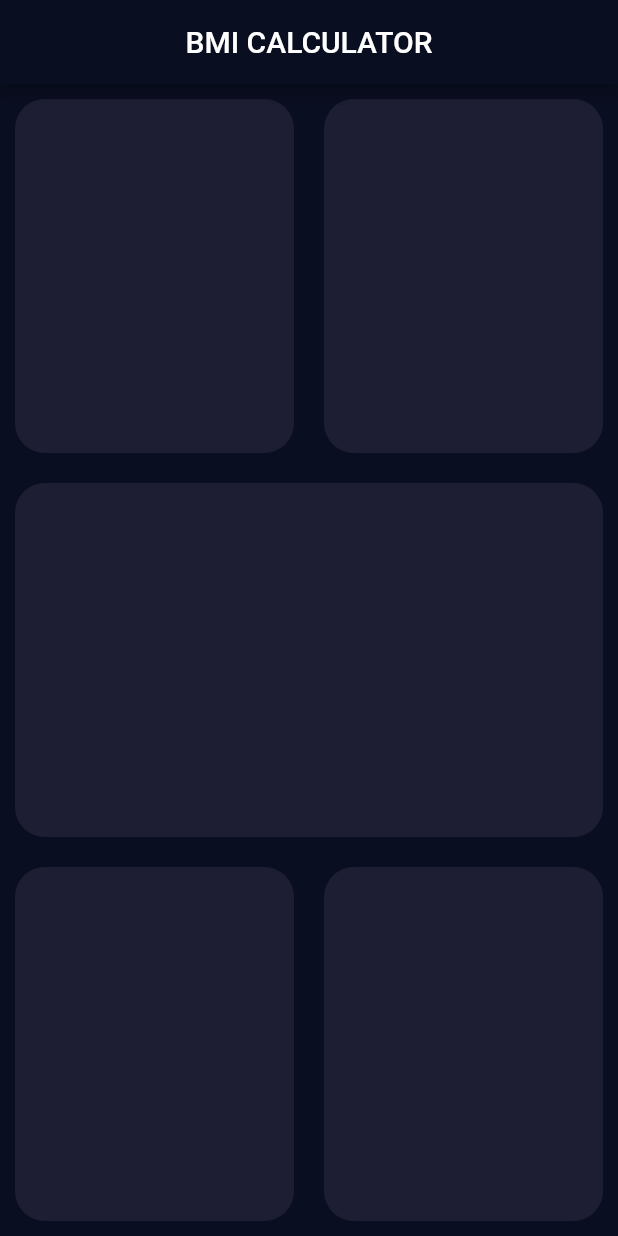
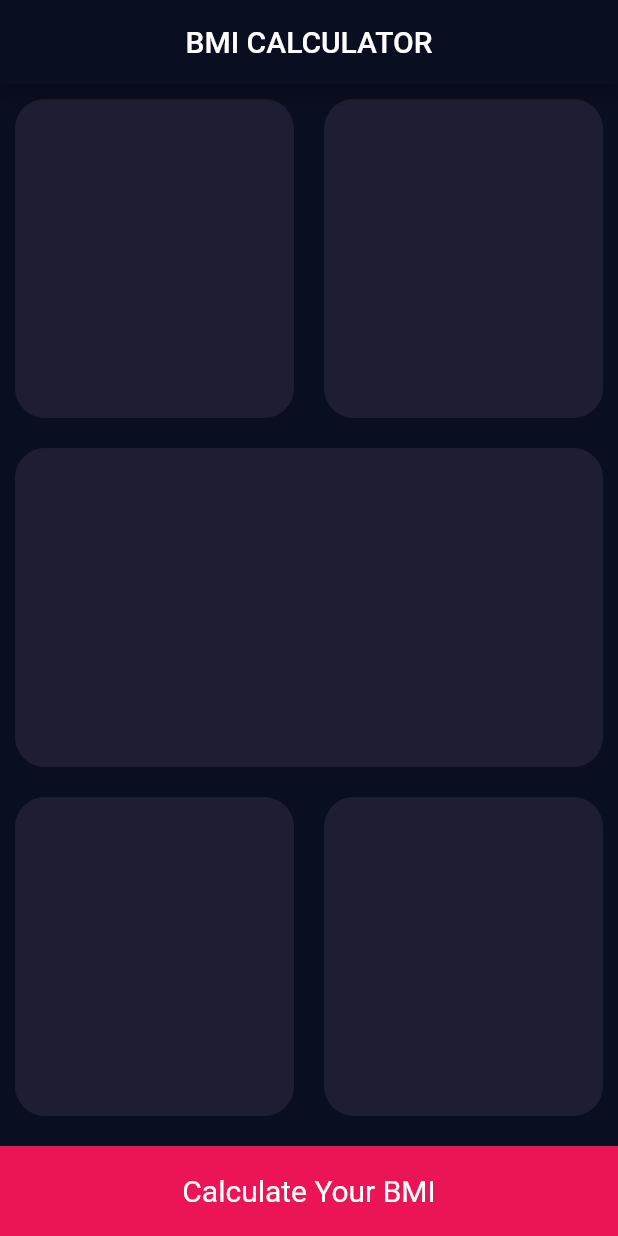
Before and after one commit to zolomohan/bmi-calculator, a Flutter app: the screen it shows after launch, on a phone screen of 412 x 824 dp. Run offline on Flutter 3.47's test engine with Material 2 defaults, Android fonts, the phone set to English and light mode, and no system bars.

Commit message:
Add Calculate Button

```diff
--- a/lib/pages/inputPage.dart
+++ b/lib/pages/inputPage.dart
@@ -1,5 +1,8 @@
 import 'package:bmi_calculator/components/RoundedCard.dart';
 import 'package:flutter/material.dart';
+
+const cardColor = Color(0xFF1D1E33);
+const calculateButtonColor = Color(0xFFEB1555);
 
 class InputPage extends StatefulWidget {
   @override
@@ -19,22 +22,35 @@ class _InputPageState extends State<InputPage> {
             Expanded(
               child: Row(
                 children: <Widget>[
-                Expanded(child: RoundedCard(color: Color(0xFF1D1E33))),
-                Expanded(child: RoundedCard(color: Color(0xFF1D1E33))),
+                  Expanded(child: RoundedCard(color: cardColor)),
+                  Expanded(child: RoundedCard(color: cardColor)),
                 ],
               ),
             ),
-          Expanded(child: RoundedCard(color: Color(0xFF1D1E33))),
+            Expanded(child: RoundedCard(color: cardColor)),
             Expanded(
               child: Row(
                 children: <Widget>[
-                Expanded(child: RoundedCard(color: Color(0xFF1D1E33))),
-                Expanded(child: RoundedCard(color: Color(0xFF1D1E33))),
+                  Expanded(child: RoundedCard(color: cardColor)),
+                  Expanded(child: RoundedCard(color: cardColor)),
                 ],
               ),
             ),
+            Container(
+              color: calculateButtonColor,
+              width: double.infinity,
+              height: 60.0,
+              margin: EdgeInsets.only(top: 10.0),
+              child: Center(
+                child: Text(
+                  "Calculate Your BMI",
+                  style: TextStyle(fontSize: 20.0),
+                ),
+              ),
+            )
           ],
-      )),
+        ),
+      ),
     );
   }
 }
```
Also changed, not shown: 1 other file. Lines whose indentation alone changed are shown as unchanged.
